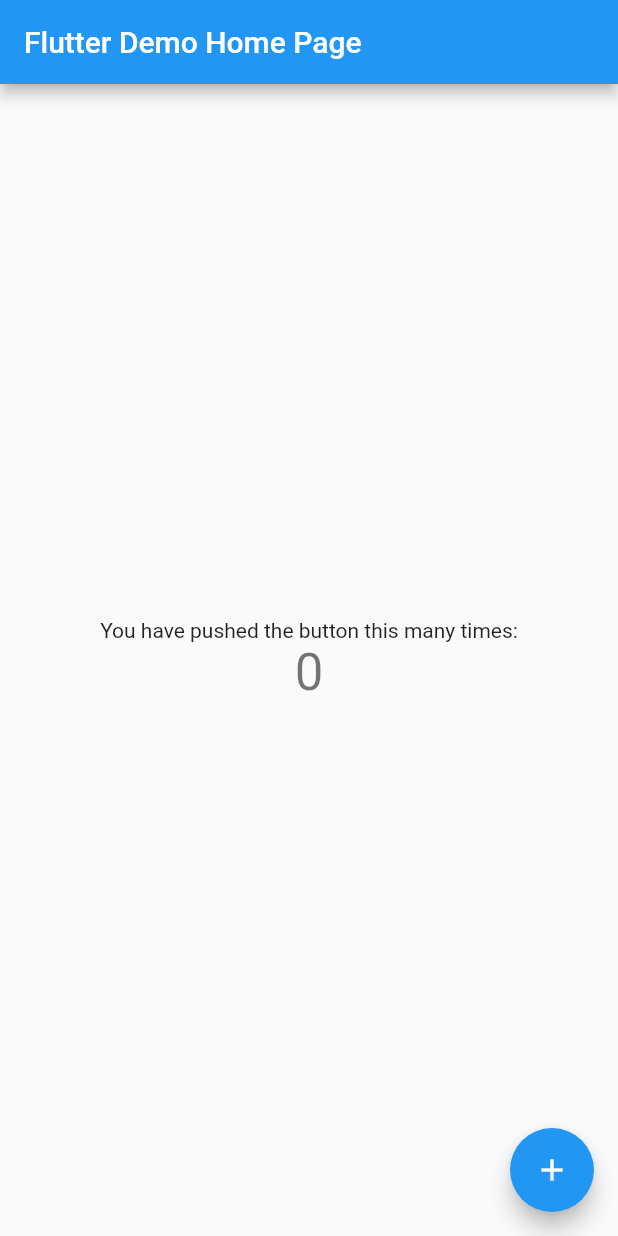
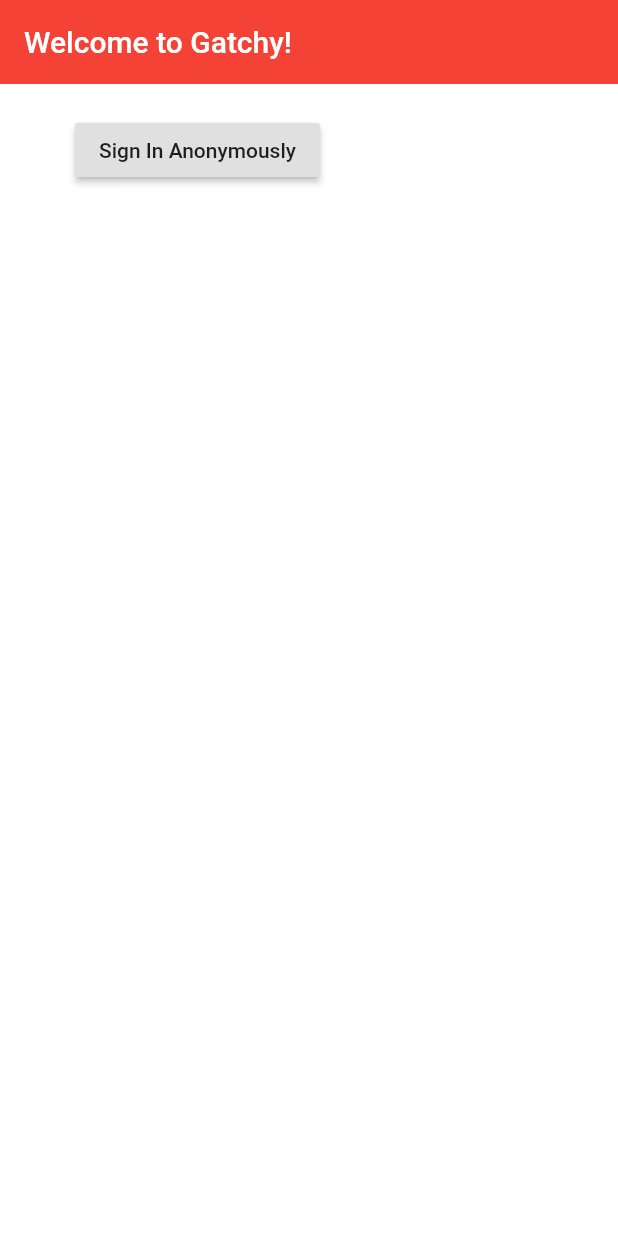
Before and after one commit to bri-shin/gatchy_work, a Flutter app: the screen it shows after launch, on a phone screen of 412 x 824 dp. Run offline on Flutter 3.47's test engine with Material 2 defaults, Android fonts, the phone set to English and light mode, and no system bars; our stand-ins replace firebase_auth; accounts and stored records are empty.

Commit message:
sign in implemented

```diff
--- a/lib/main.dart
+++ b/lib/main.dart
@@ -1,4 +1,8 @@
 import 'package:flutter/material.dart';
+import 'package:gatchy_work/models/user.dart';
+import 'package:gatchy_work/screens/wrapper.dart';
+import 'package:gatchy_work/services/auth.dart';
+import 'package:provider/provider.dart';
 
 void main() => runApp(MyApp());
 
@@ -6,106 +10,10 @@
   // This widget is the root of your application.
   @override
   Widget build(BuildContext context) {
-    return MaterialApp(
-      title: 'Flutter Demo',
-      theme: ThemeData(
-        // This is the theme of your application.
-        //
-        // Try running your application with "flutter run". You'll see the
-        // application has a blue toolbar. Then, without quitting the app, try
-        // changing the primarySwatch below to Colors.green and then invoke
-        // "hot reload" (press "r" in the console where you ran "flutter run",
-        // or simply save your changes to "hot reload" in a Flutter IDE).
-        // Notice that the counter didn't reset back to zero; the application
-        // is not restarted.
-        primarySwatch: Colors.blue,
-      ),
-      home: MyHomePage(title: 'Flutter Demo Home Page'),
+    return StreamProvider<User>.value(
+      // creating an instance of authservice and accessing 'user' stream
+      value: AuthService().user,
+      child: MaterialApp(home: Wrapper()),
     );
   }
 }
-
-class MyHomePage extends StatefulWidget {
-  MyHomePage({Key key, this.title}) : super(key: key);
-
-  // This widget is the home page of your application. It is stateful, meaning
-  // that it has a State object (defined below) that contains fields that affect
-  // how it looks.
-
-  // This class is the configuration for the state. It holds the values (in this
-  // case the title) provided by the parent (in this case the App widget) and
-  // used by the build method of the State. Fields in a Widget subclass are
-  // always marked "final".
-
-  final String title;
-
-  @override
-  _MyHomePageState createState() => _MyHomePageState();
-}
-
-class _MyHomePageState extends State<MyHomePage> {
-  int _counter = 0;
-
-  void _incrementCounter() {
-    setState(() {
-      // This call to setState tells the Flutter framework that something has
-      // changed in this State, which causes it to rerun the build method below
-      // so that the display can reflect the updated values. If we changed
-      // _counter without calling setState(), then the build method would not be
-      // called again, and so nothing would appear to happen.
-      _counter++;
-    });
-  }
-
-  @override
-  Widget build(BuildContext context) {
-    // This method is rerun every time setState is called, for instance as done
-    // by the _incrementCounter method above.
-    //
-    // The Flutter framework has been optimized to make rerunning build methods
-    // fast, so that you can just rebuild anything that needs updating rather
-    // than having to individually change instances of widgets.
-    return Scaffold(
-      appBar: AppBar(
-        // Here we take the value from the MyHomePage object that was created by
-        // the App.build method, and use it to set our appbar title.
-        title: Text(widget.title),
-      ),
-      body: Center(
-        // Center is a layout widget. It takes a single child and positions it
-        // in the middle of the parent.
-        child: Column(
-          // Column is also a layout widget. It takes a list of children and
-          // arranges them vertically. By default, it sizes itself to fit its
-          // children horizontally, and tries to be as tall as its parent.
-          //
-          // Invoke "debug painting" (press "p" in the console, choose the
-          // "Toggle Debug Paint" action from the Flutter Inspector in Android
-          // Studio, or the "Toggle Debug Paint" command in Visual Studio Code)
-          // to see the wireframe for each widget.
-          //
-          // Column has various properties to control how it sizes itself and
-          // how it positions its children. Here we use mainAxisAlignment to
-          // center the children vertically; the main axis here is the vertical
-          // axis because Columns are vertical (the cross axis would be
-          // horizontal).
-          mainAxisAlignment: MainAxisAlignment.center,
-          children: <Widget>[
-            Text(
-              'You have pushed the button this many times:',
-            ),
-            Text(
-              '$_counter',
-              style: Theme.of(context).textTheme.display1,
-            ),
-          ],
-        ),
-      ),
-      floatingActionButton: FloatingActionButton(
-        onPressed: _incrementCounter,
-        tooltip: 'Increment',
-        child: Icon(Icons.add),
-      ), // This trailing comma makes auto-formatting nicer for build methods.
-    );
-  }
-}
--- /dev/null
+++ b/lib/models/user.dart
@@ -0,0 +1,5 @@
+class User {
+  final String uid;
+
+  User({this.uid});
+}
--- /dev/null
+++ b/lib/screens/authenticate/authenticate.dart
@@ -0,0 +1,16 @@
+import 'package:flutter/material.dart';
+import 'package:gatchy_work/screens/authenticate/sign_in.dart';
+
+class Authenticate extends StatefulWidget {
+  @override
+  _AuthenticateState createState() => _AuthenticateState();
+}
+
+class _AuthenticateState extends State<Authenticate> {
+  @override
+  Widget build(BuildContext context) {
+    return Container(
+      child: SignIn(),
+    );
+  }
+}
--- /dev/null
+++ b/lib/screens/authenticate/sign_in.dart
@@ -0,0 +1,38 @@
+import "package:flutter/material.dart";
+import 'package:gatchy_work/services/auth.dart';
+
+class SignIn extends StatefulWidget {
+  @override
+  _SignInState createState() => _SignInState();
+}
+
+class _SignInState extends State<SignIn> {
+
+  final AuthService _auth = AuthService();
+
+  @override
+  Widget build(BuildContext context) {
+    return Scaffold(
+      backgroundColor: Colors.white,
+      appBar: AppBar(
+        backgroundColor: Colors.red,
+        elevation: 0.0,
+        title: Text('Welcome to Gatchy!'),
+      ),
+      body: Container(
+        padding: EdgeInsets.symmetric(vertical: 20.0, horizontal: 50),
+        child: RaisedButton(
+          child: Text('Sign In Anonymously'),
+          onPressed: () async {
+            dynamic result = await _auth.signInAnonymous();
+            if(result == null){
+              print('error signing in');
+            } else {
+              print('signed in');
+              print(result.uid);
+            }
+          },),
+      ),
+    );
+  }
+}
--- /dev/null
+++ b/lib/screens/wrapper.dart
@@ -0,0 +1,18 @@
+import "package:flutter/material.dart";
+import 'package:gatchy_work/screens/authenticate/authenticate.dart';
+import 'package:gatchy_work/screens/home/home.dart';
+import 'package:provider/provider.dart';
+import 'package:gatchy_work/models/user.dart';
+
+class Wrapper extends StatelessWidget {
+  @override
+  Widget build(BuildContext context) {
+
+    //Accessing user data from the provider
+    final user = Provider.of<User>(context);
+    print(user);
+
+    // Return either Home or Authenticate
+    return Authenticate();
+  }
+}
--- /dev/null
+++ b/lib/services/auth.dart
@@ -0,0 +1,37 @@
+import 'package:firebase_auth/firebase_auth.dart';
+import 'package:gatchy_work/models/user.dart';
+
+class AuthService {
+
+  final FirebaseAuth _auth = FirebaseAuth.instance;
+
+  // create user object based on Firebase user
+  User _userFirebase(FirebaseUser user) {
+    return user != null ? User(uid: user.uid) : null;
+  }
+
+  // auth change user stream (from our custom user)
+  Stream<User> get user {
+    return _auth.onAuthStateChanged
+      //.map((FirebaseUser user) => _userFirebase(user));
+      .map(_userFirebase);    //same thing as above
+  }
+
+  // sign in method: anonymous
+  Future signInAnonymous() async {
+    try {
+      AuthResult result = await _auth.signInAnonymously();
+      FirebaseUser user = result.user;
+      return _userFirebase(user);
+    } catch(e) {
+      print(e.toString());
+      return null;
+    }
+  }
+
+  // sign in method: email and pass
+
+  // register with email and pass
+
+  // sign out
+}
--- a/pubspec.yaml
+++ b/pubspec.yaml
@@ -29,6 +29,7 @@
     sdk: flutter
   firebase_auth: ^0.15.4
   cloud_firestore: ^0.13.3
+  provider: ^4.0.4
 
 # For information on the generic Dart part of this file, see the
 # following page: https://dart.dev/tools/pub/pubspec
```
Also changed, not shown: lib/screens/home/home.dart (added, +10 -0 lines), pubspec.lock, 1 other file.
